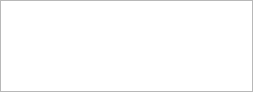
First picture: the form in widgets/filelist_widget.ui, repository ymtlab/pdf_tools, before the edit.
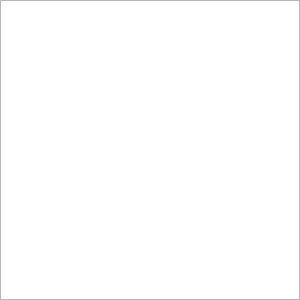
Second picture: the form after the edit.

What changed in the file:
```diff
--- a/widgets/filelist_widget.ui
+++ b/widgets/filelist_widget.ui
@@ -6,8 +6,8 @@
    <rect>
     <x>0</x>
     <y>0</y>
-    <width>253</width>
-    <height>92</height>
+    <width>300</width>
+    <height>300</height>
    </rect>
   </property>
   <property name="acceptDrops">
```
Left out of the diff: 120 changed lines with no effect on the pictures.
